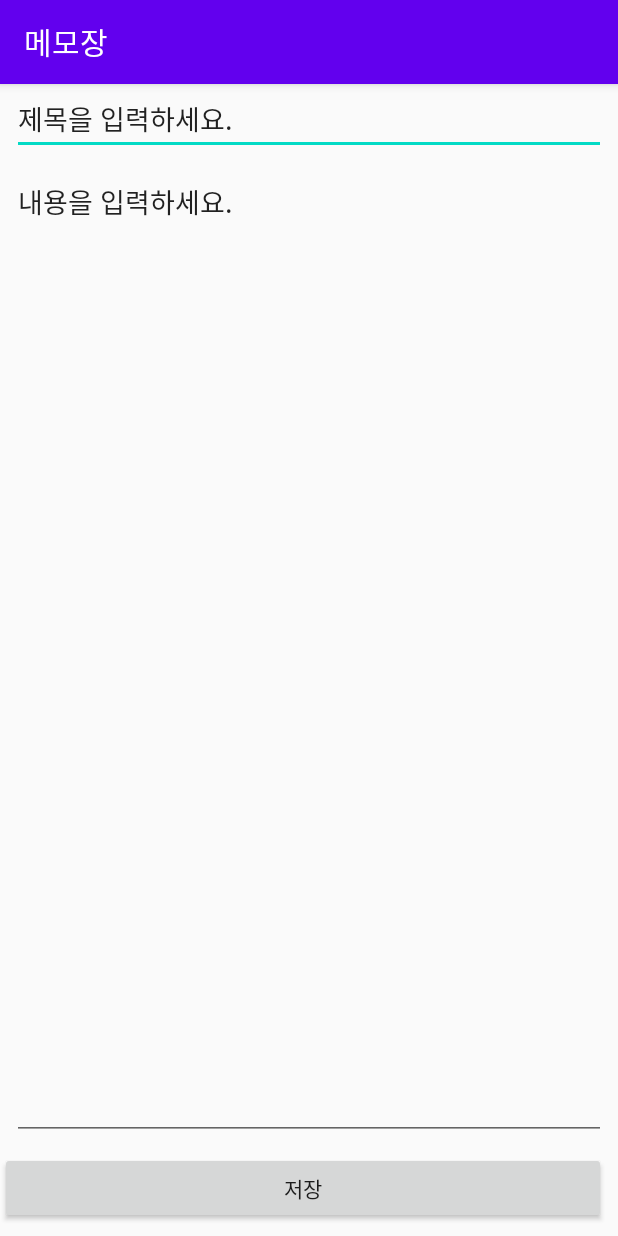
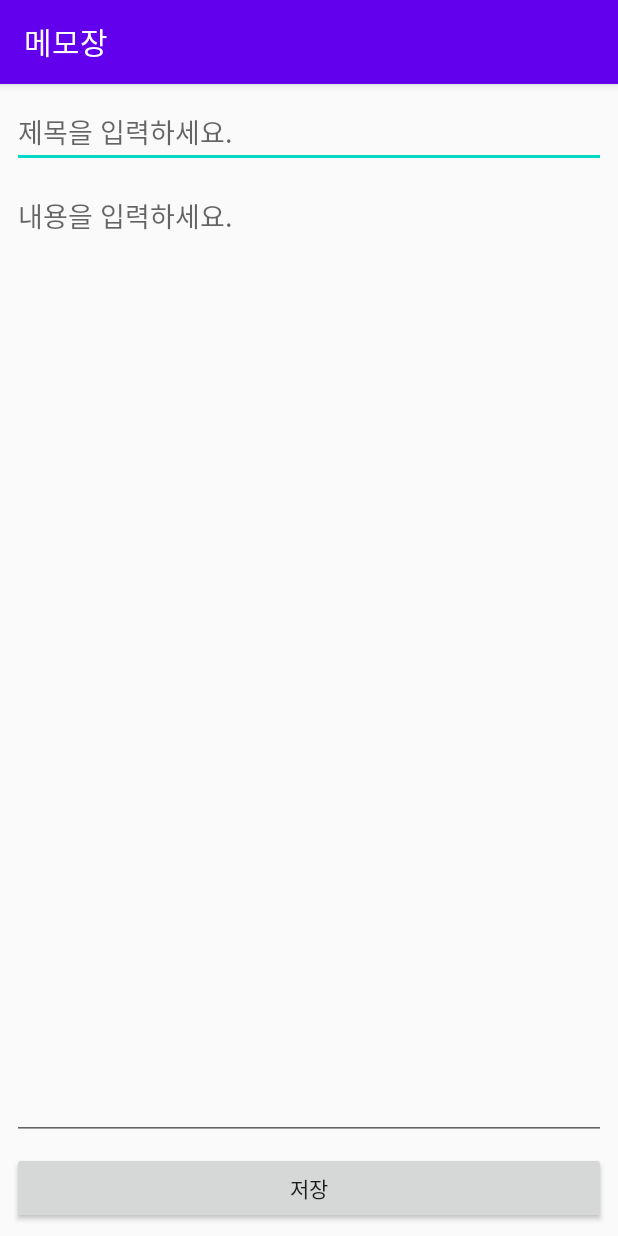
Before and after one commit to eastheat10/Python-homework, an Android app: the MemoActivity screen opened directly, with no data from a screen before it, on a phone screen of 412 x 824 dp. Run offline under Robolectric (Android 15) with nearby library versions, the phone set to English and light mode, and no system bars.

Commit message:
모바일프로그래밍 과제01

```diff
--- a/app/src/main/res/layout/activity_memo.xml
+++ b/app/src/main/res/layout/activity_memo.xml
@@ -12,14 +12,16 @@
         android:layout_height="wrap_content"
         android:layout_marginStart="8dp"
         android:layout_marginLeft="8dp"
+        android:layout_marginTop="8dp"
         android:layout_marginEnd="8dp"
         android:layout_marginRight="8dp"
+
         android:ems="10"
+        android:hint="@string/input_title"
         android:inputType="textPersonName"
-        android:text="@string/input_title"
         app:layout_constraintEnd_toEndOf="parent"
         app:layout_constraintStart_toStartOf="parent"
-        tools:layout_editor_absoluteY="27dp" />
+        app:layout_constraintTop_toTopOf="parent" />
 
     <EditText
         android:id="@+id/editText_content"
@@ -35,7 +37,6 @@
         android:gravity="top"
         android:hint="@string/input_content"
         android:inputType="textMultiLine"
-        android:text="@string/input_content"
         app:layout_constraintBottom_toTopOf="@+id/btnSave"
         app:layout_constraintEnd_toEndOf="parent"
         app:layout_constraintStart_toStartOf="parent"
@@ -45,6 +46,8 @@
         android:id="@+id/btnSave"
         android:layout_width="0dp"
         android:layout_height="wrap_content"
+        android:layout_marginStart="8dp"
+        android:layout_marginLeft="8dp"
         android:layout_marginEnd="8dp"
         android:layout_marginRight="8dp"
         android:layout_marginBottom="8dp"
```
